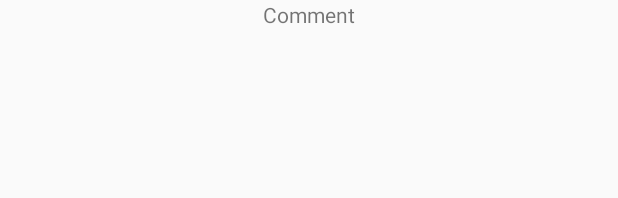
After one commit to go-ammar/FixItReminder, an Android app: the layout activity_reminder.xml on its own in the app's theme, with its tools: preview values and no code run, on a phone screen of 412 x 824 dp. The commit adds this screen. Shown: the top 198 px of the screen. Run offline under Robolectric (Android 15) with nearby library versions, the phone set to English and light mode, and no system bars.

Commit message:
Bohat saari cheezen

```diff
--- a/app/src/main/AndroidManifest.xml
+++ b/app/src/main/AndroidManifest.xml
@@ -9,6 +9,7 @@
         android:roundIcon="@mipmap/ic_launcher_round"
         android:supportsRtl="true"
         android:theme="@style/AppTheme">
+        <activity android:name=".Reminder"></activity>
         <activity android:name=".MainActivity">
             <intent-filter>
                 <action android:name="android.intent.action.MAIN" />
--- /dev/null
+++ b/app/src/main/res/layout/activity_reminder.xml
@@ -0,0 +1,18 @@
+<?xml version="1.0" encoding="utf-8"?>
+<androidx.constraintlayout.widget.ConstraintLayout xmlns:android="http://schemas.android.com/apk/res/android"
+    xmlns:app="http://schemas.android.com/apk/res-auto"
+    xmlns:tools="http://schemas.android.com/tools"
+    android:layout_width="match_parent"
+    android:layout_height="match_parent"
+    tools:context=".Reminder">
+
+    <TextView
+        android:id="@+id/textView"
+        android:layout_width="wrap_content"
+        android:layout_height="wrap_content"
+        android:text="@string/Comment_text"
+        app:layout_constraintEnd_toEndOf="parent"
+        app:layout_constraintStart_toStartOf="parent"
+        app:layout_constraintTop_toTopOf="parent" />
+
+</androidx.constraintlayout.widget.ConstraintLayout>
--- a/app/src/main/res/values/strings.xml
+++ b/app/src/main/res/values/strings.xml
@@ -4,6 +4,7 @@
     <string name="time_hrs">Hours</string>
     <string name="reminder_text">Text you would like to be shown</string>
     <string name="button_text">Save</string>
+    <string name="Comment_text">Comment</string>
 
 
 </resources>
--- a/app/src/main/res/values/styles.xml
+++ b/app/src/main/res/values/styles.xml
@@ -1,6 +1,6 @@
 <resources>
     <!-- Base application theme. -->
-    <style name="AppTheme" parent="Theme.AppCompat.Light.DarkActionBar">
+    <style name="AppTheme" parent="Theme.AppCompat.Light.NoActionBar">
         <!-- Customize your theme here. -->
         <item name="colorPrimary">@color/colorPrimary</item>
         <item name="colorPrimaryDark">@color/colorPrimaryDark</item>
```
Also changed, not shown: app/src/main/java/com/example/fixitreminder/Database.java (added, +114 -0 lines), app/src/main/java/com/example/fixitreminder/DatabaseHelper.java (+74 -24 lines), app/src/main/java/com/example/fixitreminder/MainActivity.java (+13 -9 lines), app/src/main/java/com/example/fixitreminder/Reminder.java (added, +20 -0 lines).
